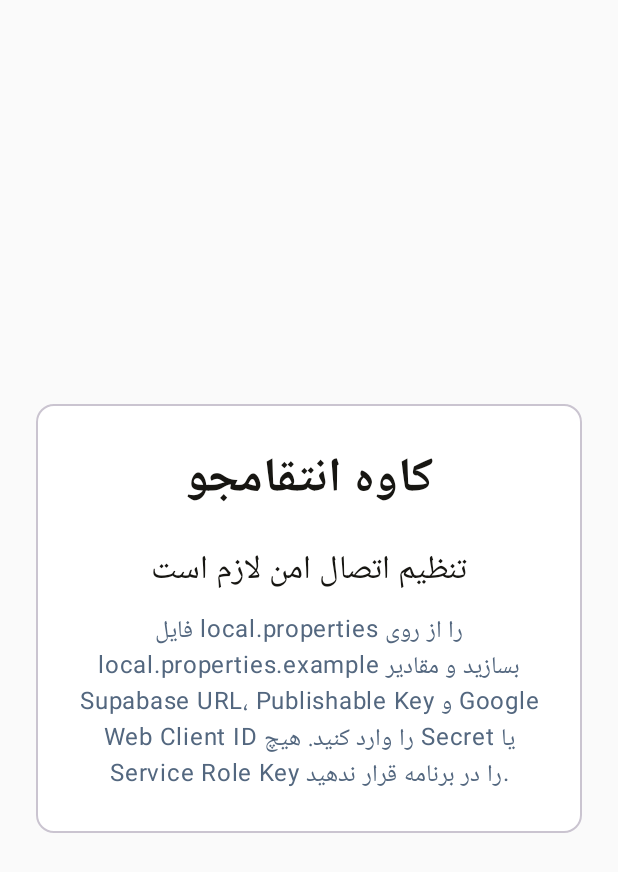
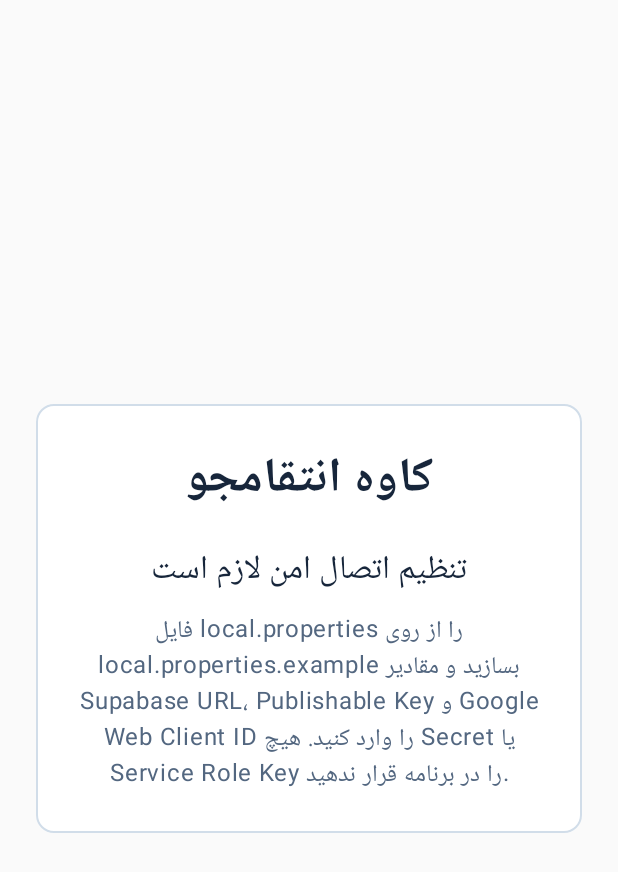
Before and after one commit to emamzaman313/Kavehenteghamjou, an Android app built with Jetpack Compose: the screen it shows after launch (MainActivity), on a phone screen of 412 x 824 dp. Shown: the top 872 px of the screen. Run offline under Robolectric (Android 15) with nearby library versions, the phone set to English and light mode, and no system bars; libraries missing offline, so code that uses them is left out: io.github.jan.supabase.

Commit message:
style(android): refresh premium Kaveh color system

```diff
--- a/android/app/src/main/java/com/kaveh/avenger/ui/theme/Theme.kt
+++ b/android/app/src/main/java/com/kaveh/avenger/ui/theme/Theme.kt
@@ -7,31 +7,49 @@ import androidx.compose.material3.lightColorScheme
 import androidx.compose.runtime.Composable
 import androidx.compose.ui.graphics.Color
 
-// Electric blue and cyan brand palette aligned with the supplied Kaveh emblem.
+// Premium Kaveh palette: midnight navy, aurora blue, and restrained champagne.
 private val KavehDark = darkColorScheme(
-    primary = Color(0xFF168BFF),
-    onPrimary = Color(0xFF03101F),
-    secondary = Color(0xFF80D8FF),
-    background = Color(0xFF050912),
-    onBackground = Color(0xFFF2F8FF),
-    surface = Color(0xFF0D1728),
-    onSurface = Color(0xFFF5F1E8),
-    surfaceVariant = Color(0xFF18263A),
-    onSurfaceVariant = Color(0xFFB5C5D9),
-    error = Color(0xFFFF6B6B)
+    primary = Color(0xFF65B9FF),
+    onPrimary = Color(0xFF061626),
+    primaryContainer = Color(0xFF163A5D),
+    onPrimaryContainer = Color(0xFFD8EDFF),
+    secondary = Color(0xFFE7BA78),
+    onSecondary = Color(0xFF26190A),
+    secondaryContainer = Color(0xFF49331B),
+    onSecondaryContainer = Color(0xFFFFE8C5),
+    tertiary = Color(0xFF7BD8BE),
+    onTertiary = Color(0xFF06251D),
+    background = Color(0xFF070D19),
+    onBackground = Color(0xFFF2F6FC),
+    surface = Color(0xFF101B2D),
+    onSurface = Color(0xFFF1F5FB),
+    surfaceVariant = Color(0xFF1A2A42),
+    onSurfaceVariant = Color(0xFFB1C1D5),
+    outline = Color(0xFF3B526D),
+    outlineVariant = Color(0xFF293C55),
+    error = Color(0xFFFF777F)
 )
 
 private val KavehLight = lightColorScheme(
-    primary = Color(0xFF075BC7),
+    primary = Color(0xFF155C99),
     onPrimary = Color(0xFFFFFFFF),
-    secondary = Color(0xFF167CA8),
-    background = Color(0xFFF2F7FD),
-    onBackground = Color(0xFF101C2C),
+    primaryContainer = Color(0xFFD7EAFE),
+    onPrimaryContainer = Color(0xFF092A49),
+    secondary = Color(0xFF95652F),
+    onSecondary = Color(0xFFFFFFFF),
+    secondaryContainer = Color(0xFFF7E6CC),
+    onSecondaryContainer = Color(0xFF39230B),
+    tertiary = Color(0xFF16755F),
+    onTertiary = Color(0xFFFFFFFF),
+    background = Color(0xFFF1F5FA),
+    onBackground = Color(0xFF142238),
     surface = Color(0xFFFFFFFF),
-    onSurface = Color(0xFF171612),
-    surfaceVariant = Color(0xFFE2ECF7),
-    onSurfaceVariant = Color(0xFF53677F),
-    error = Color(0xFFBA1A1A)
+    onSurface = Color(0xFF17263B),
+    surfaceVariant = Color(0xFFE7EEF6),
+    onSurfaceVariant = Color(0xFF536780),
+    outline = Color(0xFF9BAEC3),
+    outlineVariant = Color(0xFFD1DDE9),
+    error = Color(0xFFB32632)
 )
 
 @Composable
```
